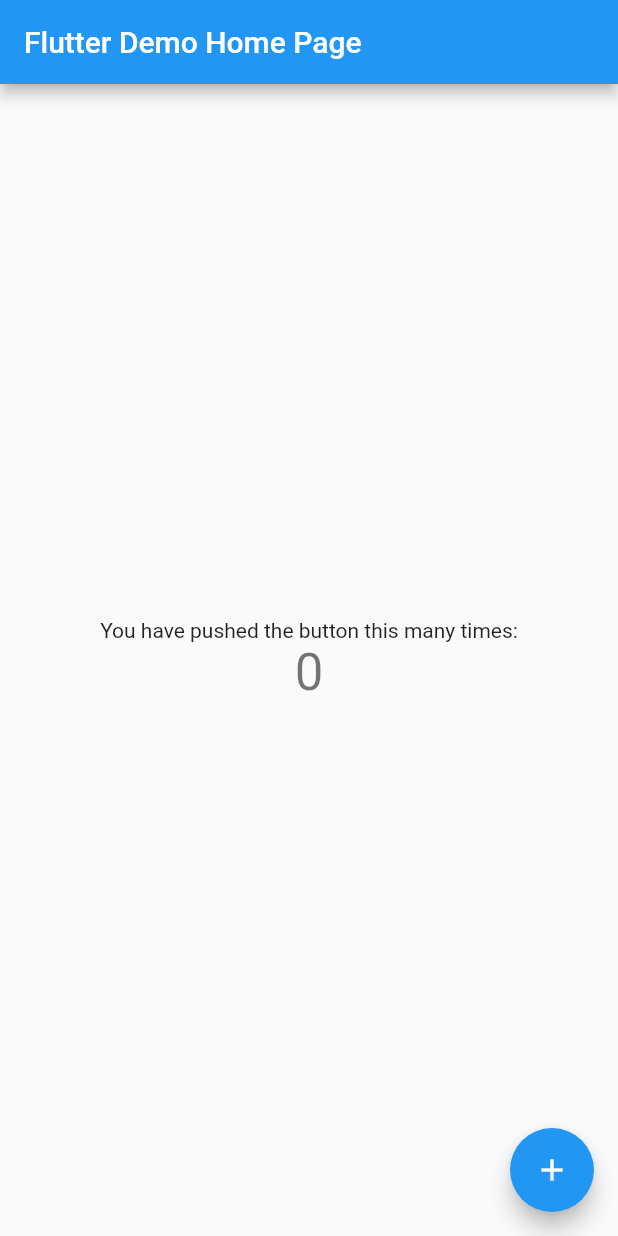
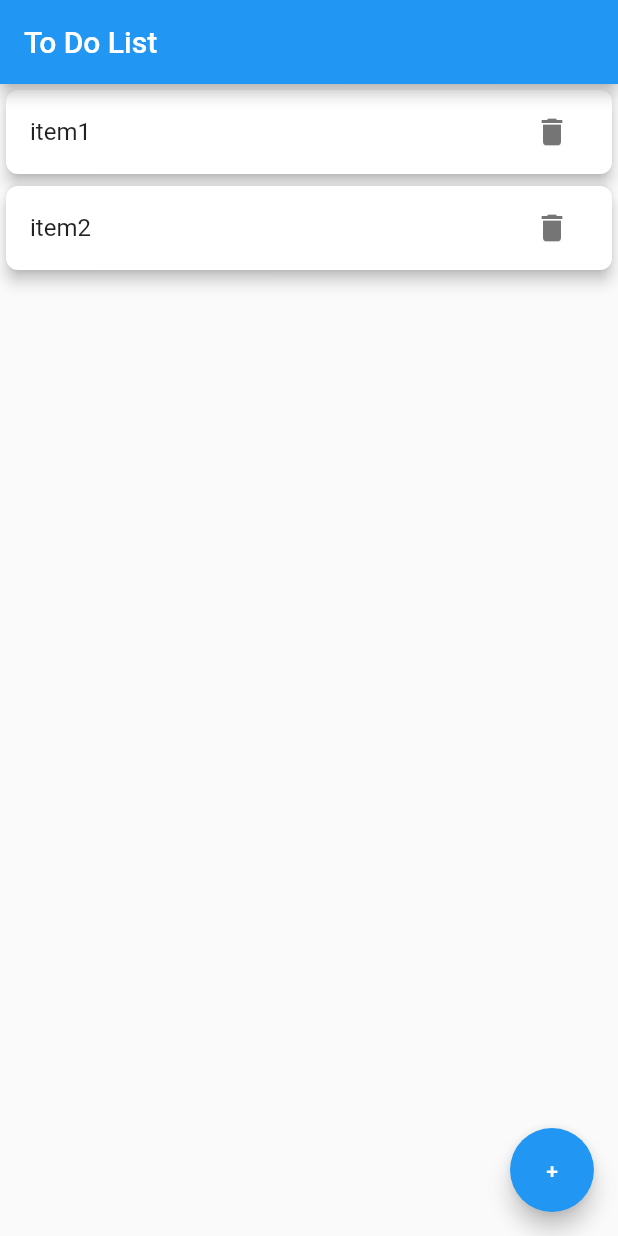
Before and after one commit to Ninad10code/to_do_list, a Flutter app: the screen it shows after launch, on a phone screen of 412 x 824 dp. Run offline on Flutter 3.47's test engine with Material 2 defaults, Android fonts, the phone set to English and light mode, and no system bars.

```diff
--- a/lib/main.dart
+++ b/lib/main.dart
@@ -1,5 +1,6 @@
+import 'package:flutter/cupertino.dart';
 import 'package:flutter/material.dart';
-
+import 'myHomePage.dart';
 void main() => runApp(MyApp());
 
 class MyApp extends StatelessWidget {
@@ -9,103 +10,10 @@ class MyApp extends StatelessWidget {
     return MaterialApp(
       title: 'Flutter Demo',
       theme: ThemeData(
-        // This is the theme of your application.
-        //
-        // Try running your application with "flutter run". You'll see the
-        // application has a blue toolbar. Then, without quitting the app, try
-        // changing the primarySwatch below to Colors.green and then invoke
-        // "hot reload" (press "r" in the console where you ran "flutter run",
-        // or simply save your changes to "hot reload" in a Flutter IDE).
-        // Notice that the counter didn't reset back to zero; the application
-        // is not restarted.
+        primaryColor: Colors.blue,
         primarySwatch: Colors.blue,
       ),
-      home: MyHomePage(title: 'Flutter Demo Home Page'),
+      home: MyHomePage(),
     );
   }
 }
-
-class MyHomePage extends StatefulWidget {
-  MyHomePage({Key key, this.title}) : super(key: key);
-
-  // This widget is the home page of your application. It is stateful, meaning
-  // that it has a State object (defined below) that contains fields that affect
-  // how it looks.
-
-  // This class is the configuration for the state. It holds the values (in this
-  // case the title) provided by the parent (in this case the App widget) and
-  // used by the build method of the State. Fields in a Widget subclass are
-  // always marked "final".
-
-  final String title;
-
-  @override
-  _MyHomePageState createState() => _MyHomePageState();
-}
-
-class _MyHomePageState extends State<MyHomePage> {
-  int _counter = 0;
-
-  void _incrementCounter() {
-    setState(() {
-      // This call to setState tells the Flutter framework that something has
-      // changed in this State, which causes it to rerun the build method below
-      // so that the display can reflect the updated values. If we changed
-      // _counter without calling setState(), then the build method would not be
-      // called again, and so nothing would appear to happen.
-      _counter++;
-    });
-  }
-
-  @override
-  Widget build(BuildContext context) {
-    // This method is rerun every time setState is called, for instance as done
-    // by the _incrementCounter method above.
-    //
-    // The Flutter framework has been optimized to make rerunning build methods
-    // fast, so that you can just rebuild anything that needs updating rather
-    // than having to individually change instances of widgets.
-    return Scaffold(
-      appBar: AppBar(
-        // Here we take the value from the MyHomePage object that was created by
-        // the App.build method, and use it to set our appbar title.
-        title: Text(widget.title),
-      ),
-      body: Center(
-        // Center is a layout widget. It takes a single child and positions it
-        // in the middle of the parent.
-        child: Column(
-          // Column is also a layout widget. It takes a list of children and
-          // arranges them vertically. By default, it sizes itself to fit its
-          // children horizontally, and tries to be as tall as its parent.
-          //
-          // Invoke "debug painting" (press "p" in the console, choose the
-          // "Toggle Debug Paint" action from the Flutter Inspector in Android
-          // Studio, or the "Toggle Debug Paint" command in Visual Studio Code)
-          // to see the wireframe for each widget.
-          //
-          // Column has various properties to control how it sizes itself and
-          // how it positions its children. Here we use mainAxisAlignment to
-          // center the children vertically; the main axis here is the vertical
-          // axis because Columns are vertical (the cross axis would be
-          // horizontal).
-          mainAxisAlignment: MainAxisAlignment.center,
-          children: <Widget>[
-            Text(
-              'You have pushed the button this many times:',
-            ),
-            Text(
-              '$_counter',
-              style: Theme.of(context).textTheme.display1,
-            ),
-          ],
-        ),
-      ),
-      floatingActionButton: FloatingActionButton(
-        onPressed: _incrementCounter,
-        tooltip: 'Increment',
-        child: Icon(Icons.add),
-      ), // This trailing comma makes auto-formatting nicer for build methods.
-    );
-  }
-}
--- /dev/null
+++ b/lib/myHomePage.dart
@@ -0,0 +1,72 @@
+import 'package:flutter/material.dart';
+
+class MyHomePage extends StatefulWidget {
+  @override
+  _MyHomePageState createState() => _MyHomePageState();
+}
+
+class _MyHomePageState extends State<MyHomePage> {
+  List toDos = List();
+  String input = '';
+  @override
+  void initState() {
+    super.initState();
+    toDos.add('item1');
+    toDos.add('item2');
+  }
+
+  @override
+  Widget build(BuildContext context) {
+    return Scaffold(
+      appBar: AppBar(
+        title: Text('To Do List'),
+      ),
+      floatingActionButton: FloatingActionButton(
+          child: Text('+'),
+          onPressed: () {
+            showDialog(
+                context: context,
+                builder: (BuildContext context) {
+                  return AlertDialog(
+                    title: Text('Add ToDo List'),
+                    content: TextField(
+                      onChanged: (String value) {
+                        input = value;
+                      },
+                    ),
+                    actions: <Widget>[
+                      FlatButton(
+                        onPressed: () {
+                          setState(() {
+                            toDos.add(input);
+                          });
+                        },
+                        child: Text('Add'),
+                      )
+                    ],
+                  );
+                });
+          }),
+      body: ListView.builder(
+          itemCount: toDos.length,
+          itemBuilder: (BuildContext context, int index) {
+            return Dismissible(
+              key: Key(toDos[index]),
+              child: Card(
+                shape: RoundedRectangleBorder(borderRadius: BorderRadius.circular(8.0)),
+                elevation: 4,
+                child: ListTile(
+                  title: Text(toDos[index]),
+                  trailing: IconButton(
+                      icon: Icon(
+                        Icons.delete,
+                        color: Colors.black54,
+                      ),
+                      onPressed: () {}),
+                ),
+              ),
+            );
+          }),
+    );
+  }
+}
```
